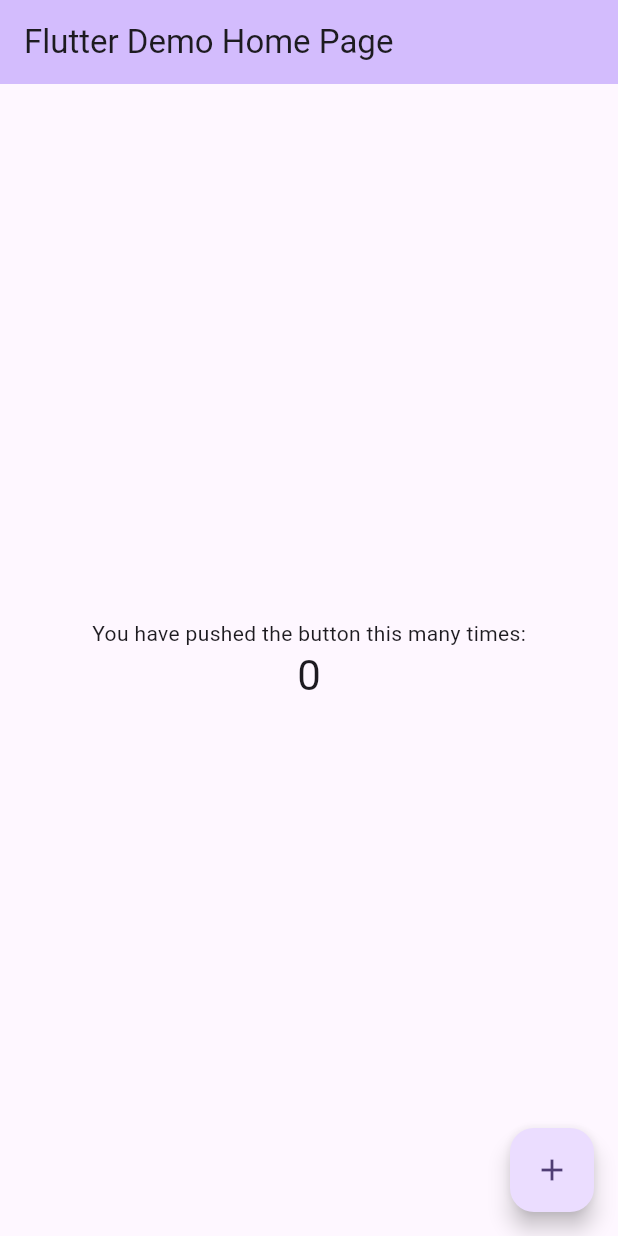
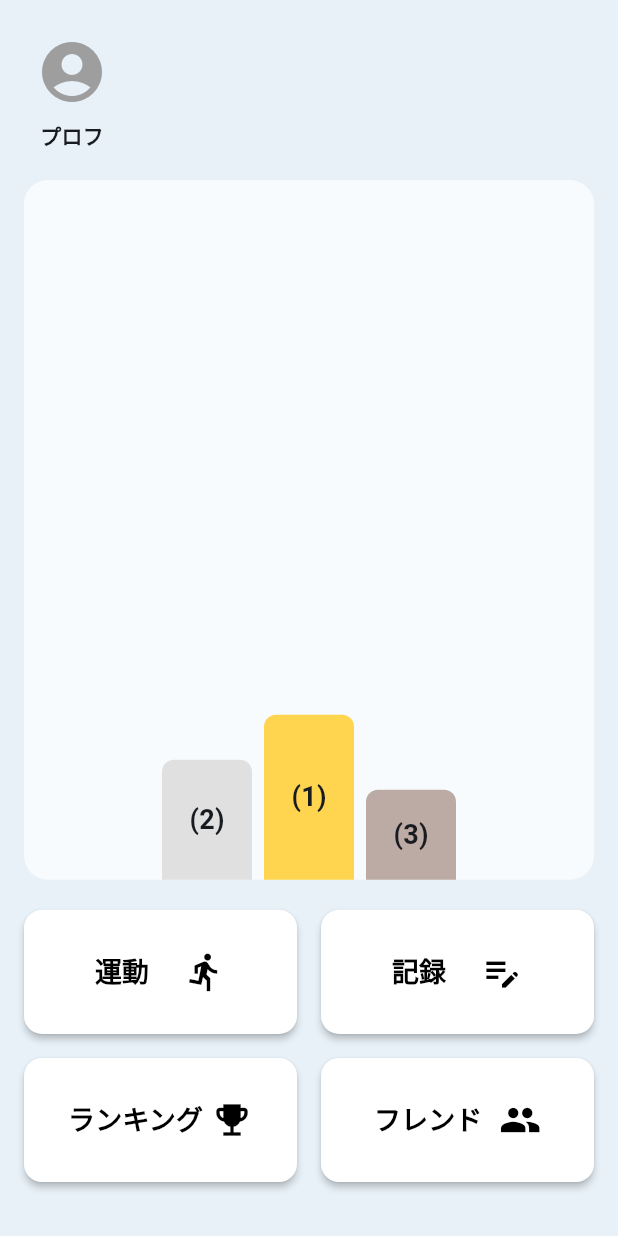
Before and after one commit to 1F10240045/team-jissyuu, a Flutter app: the screen it shows after launch, on a phone screen of 412 x 824 dp. Run offline on Flutter 3.47's test engine with Material 3 defaults, Android fonts, the phone set to English and light mode, and no system bars.

Commit message:
feat: ホーム画面の基本レイアウト構築

```diff
--- a/frontend/lib/main.dart
+++ b/frontend/lib/main.dart
@@ -1,4 +1,5 @@
 import 'package:flutter/material.dart';
+import 'screens/home_screen.dart'; // 作成したHomeScreenをインポート
 
 void main() {
   runApp(const MyApp());
@@ -7,116 +8,17 @@ void main() {
 class MyApp extends StatelessWidget {
   const MyApp({super.key});
 
-  // This widget is the root of your application.
   @override
   Widget build(BuildContext context) {
     return MaterialApp(
-      title: 'Flutter Demo',
+      debugShowCheckedModeBanner: false,
+      title: 'チーム実習アプリ',
       theme: ThemeData(
-        // This is the theme of your application.
-        //
-        // TRY THIS: Try running your application with "flutter run". You'll see
-        // the application has a purple toolbar. Then, without quitting the app,
-        // try changing the seedColor in the colorScheme below to Colors.green
-        // and then invoke "hot reload" (save your changes or press the "hot
-        // reload" button in a Flutter-supported IDE, or press "r" if you used
-        // the command line to start the app).
-        //
-        // Notice that the counter didn't reset back to zero; the application
-        // state is not lost during the reload. To reset the state, use hot
-        // restart instead.
-        //
-        // This works for code too, not just values: Most code changes can be
-        // tested with just a hot reload.
-        colorScheme: .fromSeed(seedColor: Colors.deepPurple),
+        colorScheme: ColorScheme.fromSeed(seedColor: Colors.lightBlue),
+        useMaterial3: true,
       ),
-      home: const MyHomePage(title: 'Flutter Demo Home Page'),
+      // 初期画面に HomeScreen を指定
+      home: const HomeScreen(),
     );
   }
 }
-
-class MyHomePage extends StatefulWidget {
-  const MyHomePage({super.key, required this.title});
-
-  // This widget is the home page of your application. It is stateful, meaning
-  // that it has a State object (defined below) that contains fields that affect
-  // how it looks.
-
-  // This class is the configuration for the state. It holds the values (in this
-  // case the title) provided by the parent (in this case the App widget) and
-  // used by the build method of the State. Fields in a Widget subclass are
-  // always marked "final".
-
-  final String title;
-
-  @override
-  State<MyHomePage> createState() => _MyHomePageState();
-}
-
-class _MyHomePageState extends State<MyHomePage> {
-  int _counter = 0;
-
-  void _incrementCounter() {
-    setState(() {
-      // This call to setState tells the Flutter framework that something has
-      // changed in this State, which causes it to rerun the build method below
-      // so that the display can reflect the updated values. If we changed
-      // _counter without calling setState(), then the build method would not be
-      // called again, and so nothing would appear to happen.
-      _counter++;
-    });
-  }
-
-  @override
-  Widget build(BuildContext context) {
-    // This method is rerun every time setState is called, for instance as done
-    // by the _incrementCounter method above.
-    //
-    // The Flutter framework has been optimized to make rerunning build methods
-    // fast, so that you can just rebuild anything that needs updating rather
-    // than having to individually change instances of widgets.
-    return Scaffold(
-      appBar: AppBar(
-        // TRY THIS: Try changing the color here to a specific color (to
-        // Colors.amber, perhaps?) and trigger a hot reload to see the AppBar
-        // change color while the other colors stay the same.
-        backgroundColor: Theme.of(context).colorScheme.inversePrimary,
-        // Here we take the value from the MyHomePage object that was created by
-        // the App.build method, and use it to set our appbar title.
-        title: Text(widget.title),
-      ),
-      body: Center(
-        // Center is a layout widget. It takes a single child and positions it
-        // in the middle of the parent.
-        child: Column(
-          // Column is also a layout widget. It takes a list of children and
-          // arranges them vertically. By default, it sizes itself to fit its
-          // children horizontally, and tries to be as tall as its parent.
-          //
-          // Column has various properties to control how it sizes itself and
-          // how it positions its children. Here we use mainAxisAlignment to
-          // center the children vertically; the main axis here is the vertical
-          // axis because Columns are vertical (the cross axis would be
-          // horizontal).
-          //
-          // TRY THIS: Invoke "debug painting" (choose the "Toggle Debug Paint"
-          // action in the IDE, or press "p" in the console), to see the
-          // wireframe for each widget.
-          mainAxisAlignment: .center,
-          children: [
-            const Text('You have pushed the button this many times:'),
-            Text(
-              '$_counter',
-              style: Theme.of(context).textTheme.headlineMedium,
-            ),
-          ],
-        ),
-      ),
-      floatingActionButton: FloatingActionButton(
-        onPressed: _incrementCounter,
-        tooltip: 'Increment',
-        child: const Icon(Icons.add),
-      ),
-    );
-  }
-}
--- /dev/null
+++ b/frontend/lib/screens/home_screen.dart
@@ -0,0 +1,124 @@
+import 'package:flutter/material.dart';
+
+class HomeScreen extends StatelessWidget {
+  const HomeScreen({super.key});
+
+  @override
+  Widget build(BuildContext context) {
+    return Scaffold(
+      backgroundColor: const Color(0xFFE8F1F8),
+      body: SafeArea(
+        child: Padding(
+          padding: const EdgeInsets.all(16.0),
+          child: Column(
+            children: [
+              // 1. プロフボタン（左上）
+              Align(
+                alignment: Alignment.centerLeft,
+                child: Column(
+                  children: [
+                    IconButton(
+                      iconSize: 48,
+                      icon: const Icon(Icons.account_circle, color: Colors.grey),
+                      onPressed: () {},
+                    ),
+                    const Text(
+                      'プロフ',
+                      style: TextStyle(fontWeight: FontWeight.bold),
+                    ),
+                  ],
+                ),
+              ),
+
+              const SizedBox(height: 20),
+
+              // 2. 中央の表彰台エリア（1, 2, 3位）
+              Expanded(
+                child: Container(
+                  width: double.infinity,
+                  decoration: BoxDecoration(
+                    color: Colors.white70,
+                    borderRadius: BorderRadius.circular(16),
+                  ),
+                  child: Center(
+                    child: Row(
+                      mainAxisAlignment: MainAxisAlignment.center,
+                      crossAxisAlignment: CrossAxisAlignment.end,
+                      children: [
+                        _buildPodiumBlock('2', 80, Colors.grey.shade300),
+                        const SizedBox(width: 8),
+                        _buildPodiumBlock('1', 110, Colors.amber.shade300),
+                        const SizedBox(width: 8),
+                        _buildPodiumBlock('3', 60, Colors.brown.shade200),
+                      ],
+                    ),
+                  ),
+                ),
+              ),
+
+              const SizedBox(height: 20),
+
+              // 3. 2x2 メニューボタン
+              GridView.count(
+                shrinkWrap: true,
+                physics: const NeverScrollableScrollPhysics(),
+                crossAxisCount: 2,
+                crossAxisSpacing: 16,
+                mainAxisSpacing: 16,
+                childAspectRatio: 2.2,
+                children: [
+                  _buildMenuButton(context, label: '運動', icon: Icons.directions_run),
+                  _buildMenuButton(context, label: '記録', icon: Icons.edit_note),
+                  _buildMenuButton(context, label: 'ランキング', icon: Icons.emoji_events),
+                  _buildMenuButton(context, label: 'フレンド', icon: Icons.people),
+                ],
+              ),
+              const SizedBox(height: 20),
+            ],
+          ),
+        ),
+      ),
+    );
+  }
+
+  Widget _buildPodiumBlock(String rank, double height, Color color) {
+    return Column(
+      mainAxisAlignment: MainAxisAlignment.end,
+      children: [
+        Container(
+          width: 60,
+          height: height,
+          decoration: BoxDecoration(
+            color: color,
+            borderRadius: const BorderRadius.vertical(top: Radius.circular(8)),
+          ),
+          child: Center(
+            child: Text(
+              '($rank)',
+              style: const TextStyle(fontSize: 18, fontWeight: FontWeight.bold),
+            ),
+          ),
+        ),
+      ],
+    );
+  }
+
+  Widget _buildMenuButton(BuildContext context, {required String label, required IconData icon}) {
+    return ElevatedButton(
+      style: ElevatedButton.styleFrom(
+        backgroundColor: Colors.white,
+        foregroundColor: Colors.black,
+        elevation: 2,
+        shape: RoundedRectangleBorder(borderRadius: BorderRadius.circular(12)),
+      ),
+      onPressed: () {},
+      child: Row(
+        mainAxisAlignment: MainAxisAlignment.spaceEvenly,
+        children: [
+          Text(label, style: const TextStyle(fontSize: 18, fontWeight: FontWeight.bold)),
+          Icon(icon, size: 28),
+        ],
+      ),
+    );
+  }
+}
```
